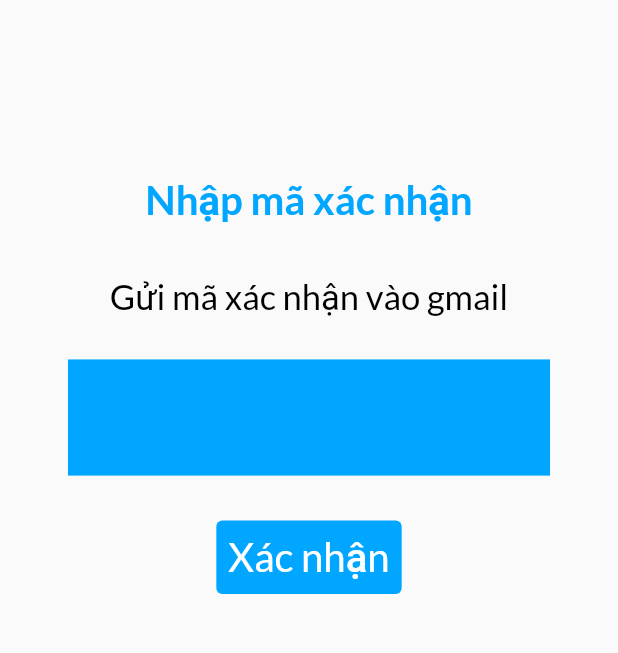
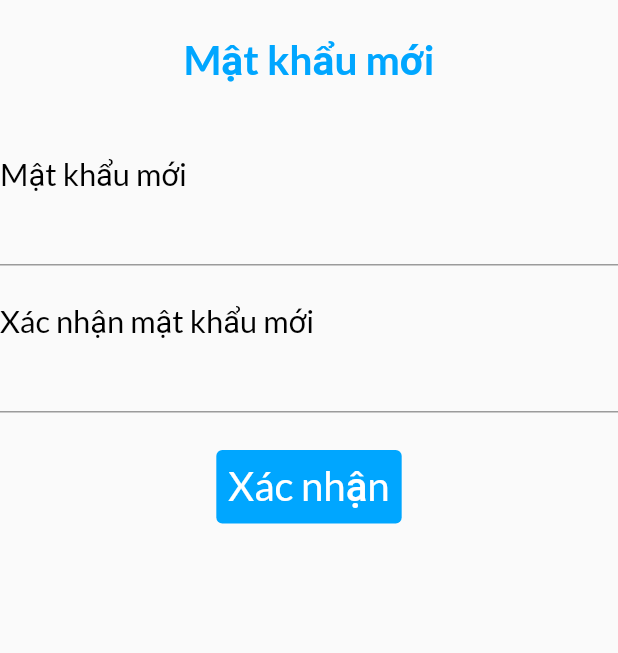
Before and after one commit to AnhNThust/Techsol_Ecopark, a Flutter app: the VerifyPage screen opened directly, after a tap on "Xác nhận", on a phone screen of 412 x 824 dp, the part 60-713 px from its top. Run offline on Flutter 3.47's test engine with Material 2 defaults, Android fonts, the light colour scheme and no system bars.

Commit message:
Add New Password Page

```diff
--- a/lib/main.dart
+++ b/lib/main.dart
@@ -87,7 +87,8 @@ class SignInButton extends StatelessWidget {
               context,
               MaterialPageRoute(
                 builder: (context) => MainPageScreen(),
-              ));
+              ),
+          );
         },
         child: Text(
           "Sign In",
--- a/lib/screens/new_password/accept_button.dart
+++ b/lib/screens/new_password/accept_button.dart
@@ -5,14 +5,18 @@ import '../../constants.dart';
 class AcceptButton extends StatelessWidget {
   const AcceptButton({
     Key key,
+    this.press,
   }) : super(key: key);
+
+  final Function press;
 
   @override
   Widget build(BuildContext context) {
     Size size = MediaQuery.of(context).size;
 
-    return TextButton(
-      onPressed: () {},
+    return Center(
+      child: TextButton(
+        onPressed: press,
         child: Text(
           "Xác nhận",
           style: TextStyle(
@@ -24,6 +28,7 @@ class AcceptButton extends StatelessWidget {
         style: TextButton.styleFrom(
           backgroundColor: kBackgroundBtnColor,
         ),
+      ),
     );
   }
 }
--- /dev/null
+++ b/lib/screens/new_password/new_password_page.dart
@@ -0,0 +1,105 @@
+import 'package:flutter/material.dart';
+import 'package:techsol_ecopark/constants.dart';
+import 'package:techsol_ecopark/screens/new_password/accept_button.dart';
+import 'package:techsol_ecopark/templates/back_button_1.dart';
+
+class NewPasswordPage extends StatelessWidget {
+  const NewPasswordPage({Key key}) : super(key: key);
+
+  @override
+  Widget build(BuildContext context) {
+    Size size = MediaQuery.of(context).size;
+
+    return SafeArea(
+      child: Scaffold(
+        body: SingleChildScrollView(
+          child: Column(
+            crossAxisAlignment: CrossAxisAlignment.start,
+            children: [
+              BackButton1(),
+              Center(
+                child: Container(
+                  margin: EdgeInsets.symmetric(
+                    vertical: CusMargin,
+                  ),
+                  child: Text(
+                    "Mật khẩu mới\n",
+                    style: TextStyle(
+                      color: kBackgroundBtnColor,
+                      fontSize: size.width * 0.066,
+                      fontFamily: "Lato",
+                      fontWeight: FontWeight.bold,
+                    ),
+                  ),
+                ),
+              ),
+              LabelNewPw(size: size, title: "Mật khẩu mới",),
+              InputFieldPw(size: size),
+              LabelNewPw(size: size, title: "Xác nhận mật khẩu mới",),
+              InputFieldPw(size: size),
+              AcceptButton(
+                press: () {},
+              ),
+            ],
+          ),
+        ),
+      ),
+    );
+  }
+}
+
+class LabelNewPw extends StatelessWidget {
+  const LabelNewPw({
+    Key key,
+    @required this.size,
+    this.title,
+  }) : super(key: key);
+
+  final Size size;
+  final String title;
+
+  @override
+  Widget build(BuildContext context) {
+    return Text(
+      title,
+      style: TextStyle(
+        color: Colors.black,
+        fontSize: size.width * 0.05,
+        fontFamily: "Lato",
+      ),
+    );
+  }
+}
+
+class InputFieldPw extends StatelessWidget {
+  const InputFieldPw({
+    Key key,
+    @required this.size,
+  }) : super(key: key);
+
+  final Size size;
+
+  @override
+  Widget build(BuildContext context) {
+    return Container(
+      margin: EdgeInsets.only(
+        bottom: CusMargin + 10,
+      ),
+      child: TextField(
+        decoration: InputDecoration(
+          focusedBorder: UnderlineInputBorder(
+            borderSide: BorderSide(
+              color: kBackgroundBtnColor,
+            ),
+          ),
+          contentPadding: EdgeInsets.symmetric(
+            horizontal: CusPadding,
+          ),
+        ),
+        style: TextStyle(
+          fontSize: size.width * 0.056,
+        ),
+      ),
+    );
+  }
+}
--- a/lib/screens/new_password/verify_page.dart
+++ b/lib/screens/new_password/verify_page.dart
@@ -1,6 +1,7 @@
 import 'package:flutter/cupertino.dart';
 import 'package:flutter/material.dart';
 import 'package:techsol_ecopark/constants.dart';
+import 'package:techsol_ecopark/screens/new_password/new_password_page.dart';
 import 'package:techsol_ecopark/templates/back_button_1.dart';
 
 import 'accept_button.dart';
@@ -45,7 +46,16 @@ class VerifyPage extends StatelessWidget {
                       fontSi: size.width * 0.0625,
                       marBottom: CusMargin + 15,
                     ), // Ô Nhập mã xác nhận
-                    AcceptButton(), // Nút xác nhận
+                    AcceptButton(
+                      press: () {
+                        Navigator.push(
+                          context,
+                          MaterialPageRoute(
+                              builder: (context) => NewPasswordPage()
+                          ),
+                        );
+                      },
+                    ), // Nút xác nhận
                   ],
                 ),
               ),
```
Lines whose indentation alone changed are shown as unchanged.
